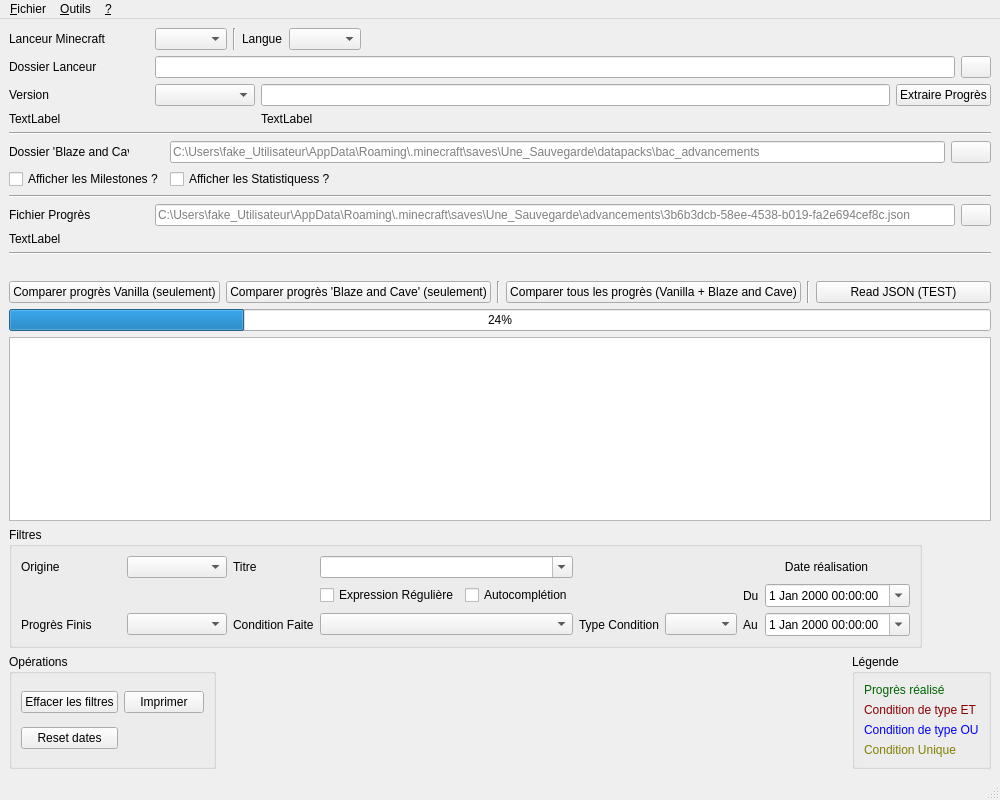
This is Minecraft_Advancements/frm_principale.ui in Chucky2401/Minecraft-Advancements as Qt 5 draws it before an edit. The edited form follows.
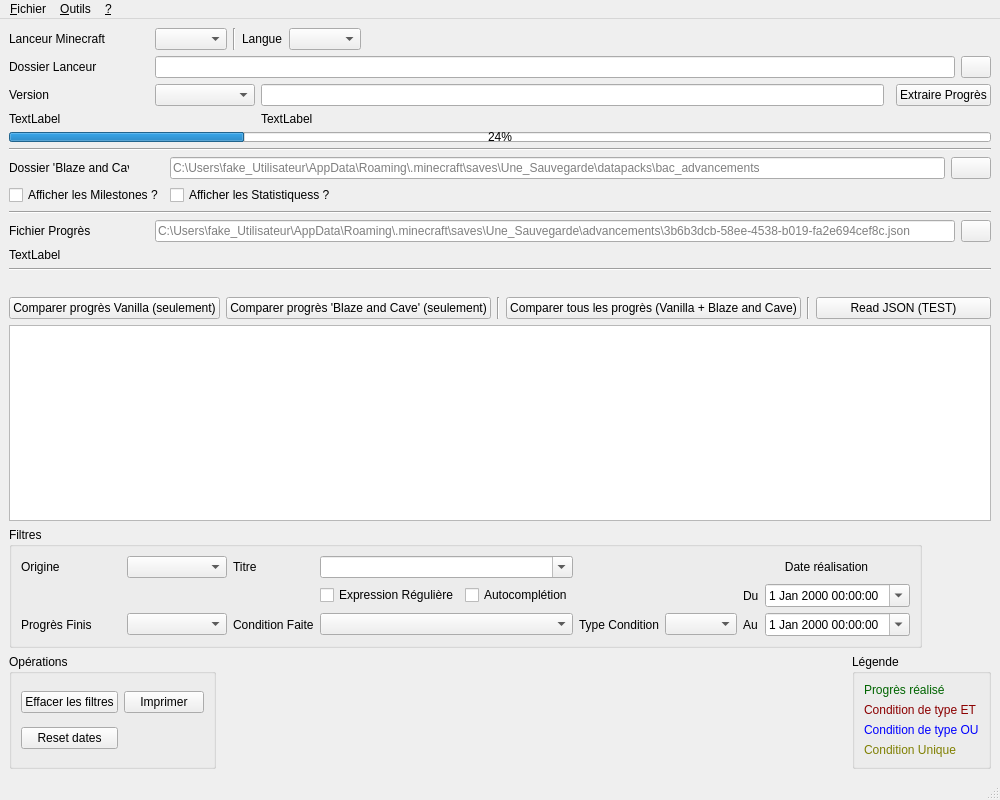
This is the edited form. Icons and pictures are not drawn.

Commit message:
Vanilla BDD
Vanilla dans BDD

```diff
--- a/Minecraft_Advancements/frm_principale.ui
+++ b/Minecraft_Advancements/frm_principale.ui
@@ -192,6 +192,25 @@
         </property>
        </widget>
       </item>
+      <item row="2" column="0" colspan="5">
+       <widget class="QProgressBar" name="qpbExtraireProgresVanilla">
+        <property name="maximumSize">
+         <size>
+          <width>16777215</width>
+          <height>10</height>
+         </size>
+        </property>
+        <property name="value">
+         <number>24</number>
+        </property>
+        <property name="orientation">
+         <enum>Qt::Horizontal</enum>
+        </property>
+        <property name="invertedAppearance">
+         <bool>false</bool>
+        </property>
+       </widget>
+      </item>
      </layout>
     </item>
     <item>
@@ -449,13 +468,6 @@
       </item>
      </layout>
     </item>
-    <item>
-     <widget class="QProgressBar" name="qpbTraitementProgres">
-      <property name="value">
-       <number>24</number>
-      </property>
-     </widget>
-    </item>
     <item>
      <widget class="QTableView" name="tableView">
       <property name="sizeAdjustPolicy">
```
Left out of the diff: 14 changed lines with no effect on the pictures. The commit also changes 7 other files.
